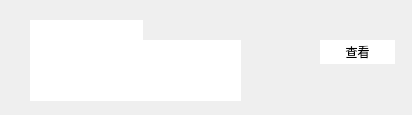
First picture: the form in TaskManager/View/workitem.ui, repository xingyimen/GanShiTaskManager, before the edit.
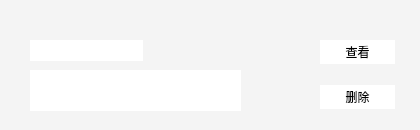
Second picture: the form after the edit.

```diff
--- a/TaskManager/View/workitem.ui
+++ b/TaskManager/View/workitem.ui
@@ -6,19 +6,36 @@
    <rect>
     <x>0</x>
     <y>0</y>
-    <width>412</width>
-    <height>115</height>
+    <width>420</width>
+    <height>130</height>
    </rect>
   </property>
+  <property name="minimumSize">
+   <size>
+    <width>420</width>
+    <height>130</height>
+   </size>
+  </property>
+  <property name="maximumSize">
+   <size>
+    <width>420</width>
+    <height>130</height>
+   </size>
+  </property>
   <property name="windowTitle">
    <string>Form</string>
   </property>
+  <property name="styleSheet">
+   <string notr="true">QWidget#WorkItem{
+background-color : rgb(244, 244, 244);
+}</string>
+  </property>
   <widget class="QWidget" name="widget" native="true">
    <property name="geometry">
     <rect>
      <x>0</x>
-     <y>0</y>
-     <width>400</width>
+     <y>20</y>
+     <width>420</width>
      <height>110</height>
     </rect>
    </property>
@@ -26,7 +43,7 @@
     <property name="geometry">
      <rect>
       <x>320</x>
-      <y>40</y>
+      <y>20</y>
       <width>75</width>
       <height>24</height>
      </rect>
@@ -65,9 +82,9 @@
     <property name="geometry">
      <rect>
       <x>30</x>
-      <y>40</y>
+      <y>50</y>
       <width>211</width>
-      <height>61</height>
+      <height>41</height>
      </rect>
     </property>
     <property name="styleSheet">
@@ -77,6 +94,29 @@
 }</string>
     </property>
    </widget>
+   <widget class="QPushButton" name="deletebtn">
+    <property name="geometry">
+     <rect>
+      <x>320</x>
+      <y>65</y>
+      <width>75</width>
+      <height>24</height>
+     </rect>
+    </property>
+    <property name="styleSheet">
+     <string notr="true">QPushButton{
+border:null;
+background-color:white;
+}
+QPushButton::hover{
+color:rgb(253,202,36);
+}
+</string>
+    </property>
+    <property name="text">
+     <string>删除</string>
+    </property>
+   </widget>
   </widget>
  </widget>
  <resources/>
```
